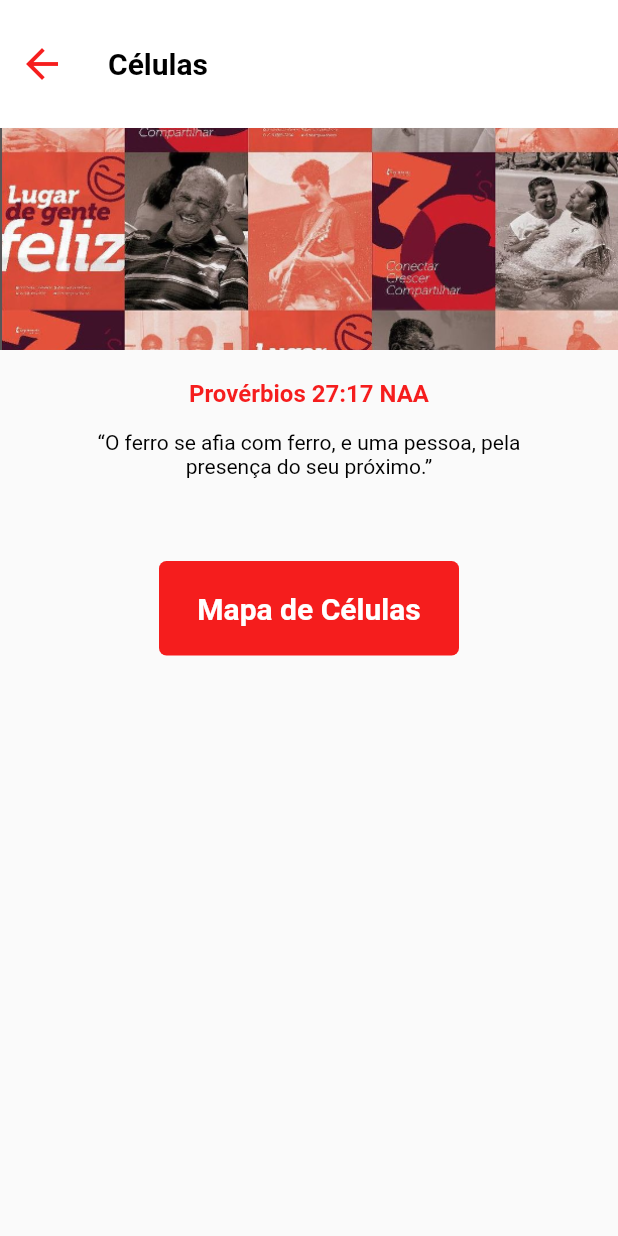
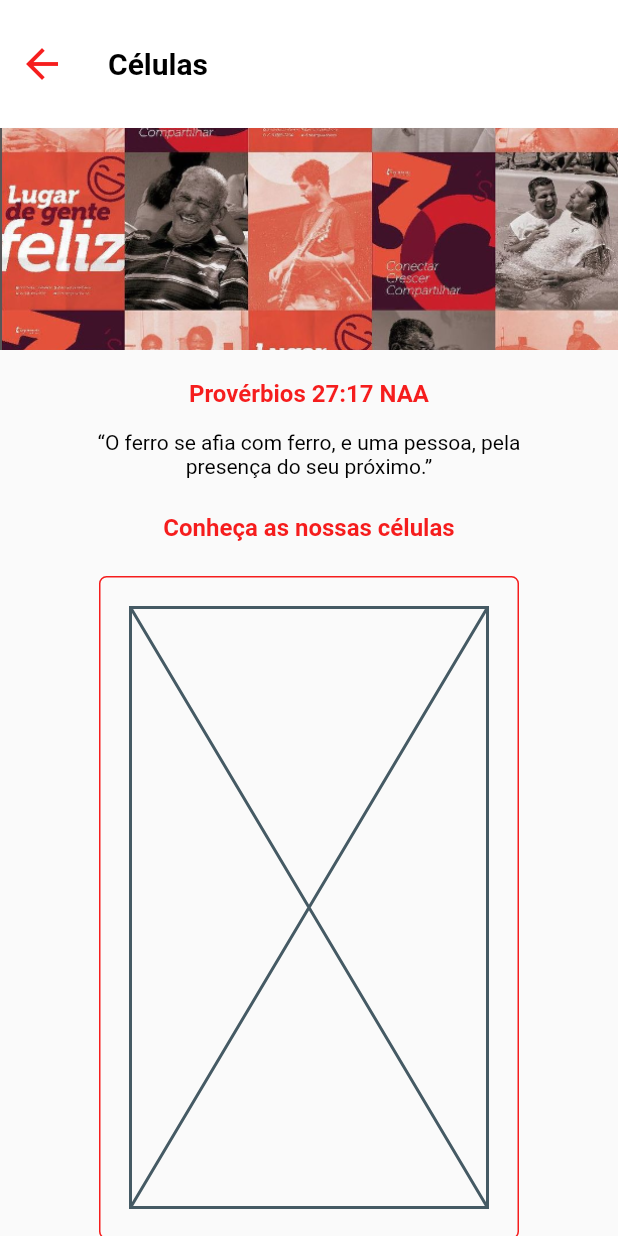
Before and after one commit to brunomarcosluz/metosita_church_app, a Flutter app: the screen it shows after launch, in the side drawer, after a tap on "Células", on a phone screen of 412 x 824 dp. Run offline on Flutter 3.47's test engine with Material 2 defaults, Android fonts, the phone set to English and light mode, and no system bars.

Commit message:
Criando componente de células

```diff
--- /dev/null
+++ b/metodista_app/lib/components/cells-list.dart
@@ -0,0 +1,15 @@
+import 'package:flutter/material.dart';
+
+class CellsList extends StatefulWidget {
+  const CellsList({super.key});
+
+  @override
+  State<CellsList> createState() => _CellsListState();
+}
+
+class _CellsListState extends State<CellsList> {
+  @override
+  Widget build(BuildContext context) {
+    return const Placeholder();
+  }
+}
--- a/metodista_app/lib/components/cells.dart
+++ b/metodista_app/lib/components/cells.dart
@@ -1,7 +1,9 @@
 import 'package:flutter/material.dart';
+import 'package:metodista_app/components/cells-list.dart';
 import 'package:url_launcher/url_launcher.dart';
 
-final Uri _urlCells = Uri.parse('https://www.google.com/maps/d/embed?mid=1B3rih6dfIGOgi8rtiKp8Xp9uIUWZVJo&ehbc=2E312F');
+final Uri _urlCells = Uri.parse(
+    'https://www.google.com/maps/d/embed?mid=1B3rih6dfIGOgi8rtiKp8Xp9uIUWZVJo&ehbc=2E312F');
 
 class Cells extends StatelessWidget {
   const Cells({super.key});
@@ -35,9 +37,9 @@ class Cells extends StatelessWidget {
                   child: Container(
                       height: 148,
                       child: Image.asset(
-                    'assets/images/banner-igreja.png',
-                    fit: BoxFit.cover,
-                  )),
+                        'assets/images/banner-igreja.png',
+                        fit: BoxFit.cover,
+                      )),
                 ),
               ],
             ),
@@ -55,6 +57,7 @@ class Cells extends StatelessWidget {
               ),
             ),
             Container(
+              // Provérbios
               margin: EdgeInsets.fromLTRB(0, 0, 0, 15),
               width: 300,
               child: Text(
@@ -67,17 +70,36 @@ class Cells extends StatelessWidget {
                   color: Colors.black,
                 ),
               ),
-            ),/*
+            ),
             Container(
-              margin: EdgeInsets.all(20),
+              // Conheça nossas células
+              margin: EdgeInsets.fromLTRB(0, 8, 0, 8),
+              child: Text(
+                'Conheça as nossas células',
+                textAlign: TextAlign.center,
+                style: TextStyle(
+                  fontFamily: 'Roboto',
+                  fontSize: 16,
+                  fontWeight: FontWeight.bold,
+                  color: Color.fromARGB(230, 245, 5, 5),
+                ),
+              ),
+            ),
+            Container(
+              margin: EdgeInsets.fromLTRB(0, 15, 0, 15),
               padding: EdgeInsets.all(20),
+              width: 280,
               decoration: BoxDecoration(
-                color: Color.fromARGB(230, 245, 5, 5),
-                borderRadius: BorderRadius.circular(10),
+                border: Border.all(
+                  color: Color.fromARGB(230, 245, 5, 5),
+                  width: 1
+                ),
+                borderRadius: BorderRadius.circular(5),
               ),
-              child: Placeholder(),
+              child: CellsList(
+
+              ),
             ),
-             */
             GestureDetector(
               onTap: () => {_LaunchCells()},
               child: Container(
```
